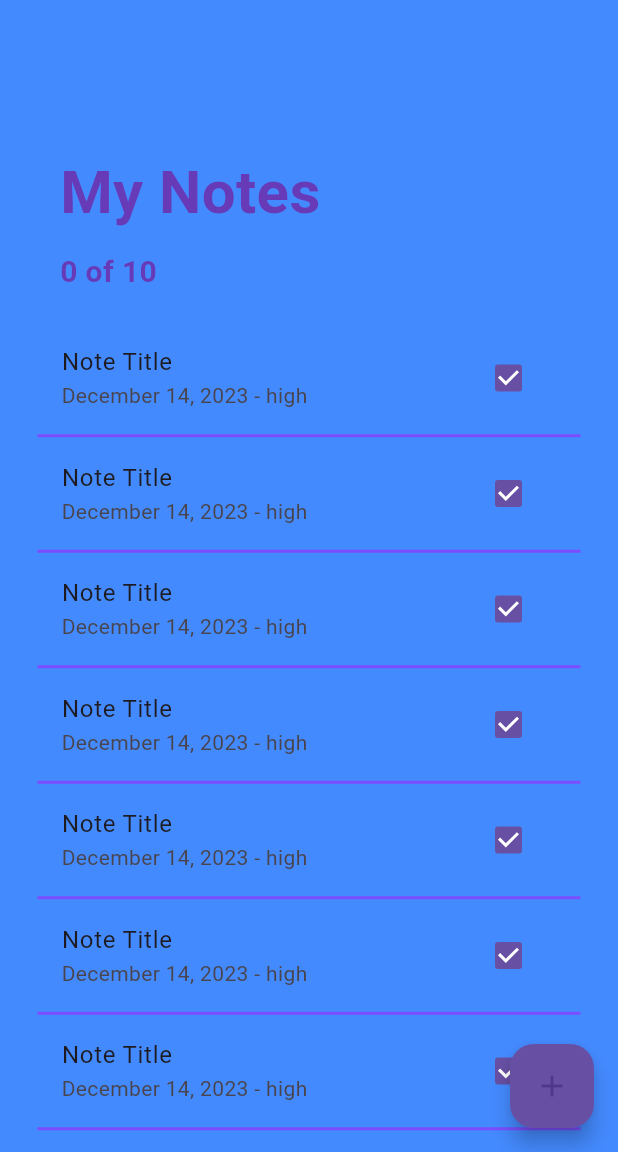
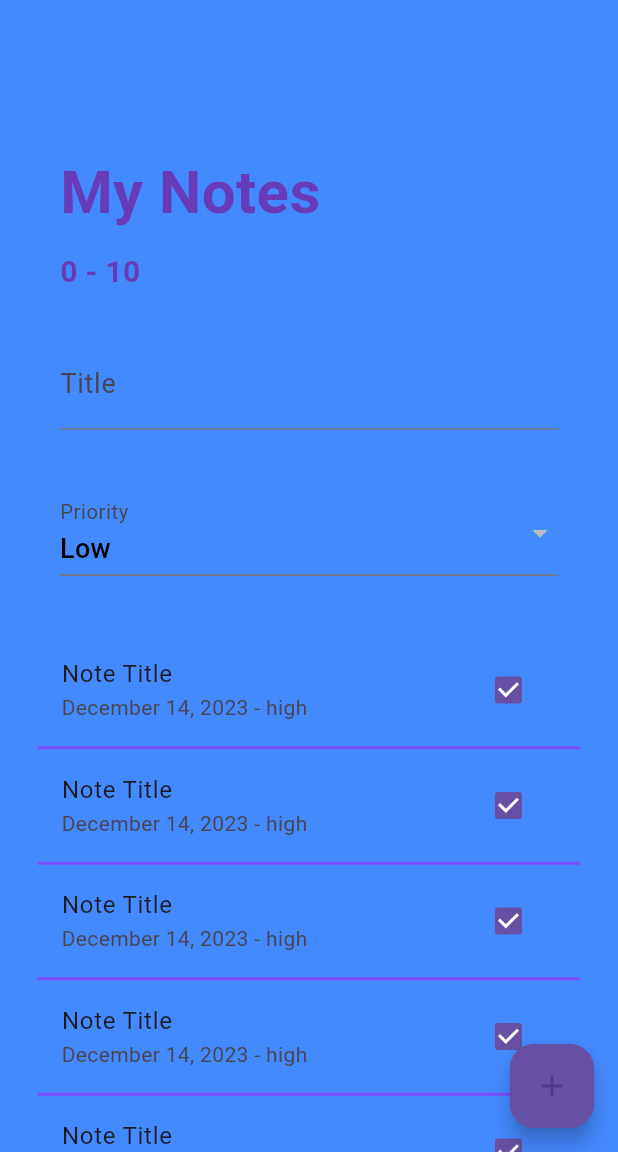
Before and after one commit to shrestha-anish-sudo/Crud_app, a Flutter app: the screen it shows after launch, on a phone screen of 412 x 824 dp, the part 84-1236 px from its top. Run offline on Flutter 3.47's test engine with Material 3 defaults, Android fonts, the phone set to English and light mode, and no system bars; statements that could not run were skipped.

Commit message:
major changes

```diff
--- a/lib/screens/Add_note_screens.dart
+++ b/lib/screens/Add_note_screens.dart
@@ -9,7 +9,6 @@ class AddNotesScreen extends StatefulWidget {
 }
 
 class _AddNotesScreenState extends State<AddNotesScreen> {
-  final _formkey = GlobalKey<FormState>();
   @override
   Widget build(BuildContext context) {
     return SafeArea(
--- a/lib/screens/home_screen.dart
+++ b/lib/screens/home_screen.dart
@@ -1,18 +1,43 @@
-import 'package:crud_app/screens/Add_note_screens.dart';
 import 'package:flutter/cupertino.dart';
 import 'package:flutter/material.dart';
+import 'package:intl/intl.dart';
 
 class HomeScreen extends StatefulWidget {
-  const HomeScreen({super.key});
+  const HomeScreen({Key? key}) : super(key: key);
 
   @override
   State<HomeScreen> createState() => _HomeScreenState();
 }
 
 class _HomeScreenState extends State<HomeScreen> {
+  String _title = '';
+  String _priority = 'Low';
+  String btnText = "Add Note";
+  String titleText = "Add Note";
+  DateTime _date = DateTime.now();
+  final _formkey = GlobalKey<FormState>();
+  TextEditingController _dateController = TextEditingController();
+  final DateFormat _dateformatter = DateFormat('MMM dd, YYYY');
+  final List<String> _priorities = ['Low', 'Medium', 'High'];
+
+  _handleDatePicker() async {
+    final DateTime? date = await showDatePicker(
+      context: context,
+      initialDate: _date,
+      firstDate: DateTime(2000),
+      lastDate: DateTime(2100),
+    );
+    if (date != null && date != _date) {
+      setState(() {
+        _date = date;
+      });
+      _dateController.text = _dateformatter.format(date);
+    }
+  }
+
   Widget _buildnotes(int index) {
     return Padding(
-      padding: EdgeInsets.symmetric(
+      padding: const EdgeInsets.symmetric(
         horizontal: 25.0,
       ),
       child: Column(
@@ -28,7 +53,7 @@ class _HomeScreenState extends State<HomeScreen> {
               value: true,
             ),
           ),
-          Divider(
+          const Divider(
             height: 5,
             color: Colors.deepPurpleAccent,
             thickness: 2.0,
@@ -46,23 +71,27 @@ class _HomeScreenState extends State<HomeScreen> {
         floatingActionButton: FloatingActionButton(
           backgroundColor: Theme.of(context).primaryColor,
           onPressed: () {
-            Navigator.push(context, CupertinoPageRoute(builder: (_) => AddNotesScreen(),));
-
-
+            Navigator.push(
+              context,
+              CupertinoPageRoute(
+                builder: (_) => AddNotesScreen(),
+              ),
+            );
           },
           child: const Icon(Icons.add),
         ),
         body: ListView.builder(
           padding: const EdgeInsets.symmetric(vertical: 80),
           itemCount: 10,
-            itemBuilder: (BuildContext, int index) {
+          itemBuilder: (BuildContext context, int index) {
             if (index == 0) {
-                return const Padding(
-                  padding: EdgeInsets.symmetric(horizontal: 40, vertical: 20),
+              return Padding(
+                padding:
+                    const EdgeInsets.symmetric(horizontal: 40, vertical: 20),
                 child: Column(
                   crossAxisAlignment: CrossAxisAlignment.start,
                   children: <Widget>[
-                      Text(
+                    const Text(
                       'My Notes',
                       style: TextStyle(
                         color: Colors.deepPurple,
@@ -70,15 +99,74 @@ class _HomeScreenState extends State<HomeScreen> {
                         fontWeight: FontWeight.bold,
                       ),
                     ),
-                      SizedBox(
+                    const SizedBox(
                       height: 10,
                     ),
-                      Text(
-                        '0 of 10',
+                    const Text(
+                      '0 - 10',
                       style: TextStyle(
                         color: Colors.deepPurple,
                         fontSize: 20,
                         fontWeight: FontWeight.w600,
+                      ),
+                    ),
+                    const SizedBox(
+                      height: 10,
+                    ),
+                    Form(
+                      key: _formkey,
+                      child: Column(
+                        children: <Widget>[
+                          Padding(
+                            padding: const EdgeInsets.symmetric(vertical: 20),
+                            child: TextField(
+                              readOnly: true,
+                              controller: _dateController,
+                              style: const TextStyle(
+                                fontSize: 18,
+                              ),
+                              onTap: _handleDatePicker,
+                              decoration: const InputDecoration(
+                                labelText: 'Title',
+                                labelStyle: TextStyle(fontSize: 18),
+                              ),
+                            ),
+                          ),
+                          Padding(
+                            padding: const EdgeInsets.symmetric(vertical: 20.0),
+                            child: DropdownButtonFormField<String>(
+                              items: _priorities.map((String priority) {
+                                return DropdownMenuItem<String>(
+                                  value: priority,
+                                  child: Text(priority,style: TextStyle(
+                                    color: Colors.black,
+                                    fontSize: 18,
+                                  ),),
+                                );
+                              }).toList(),
+                              style: TextStyle(
+                                fontSize: 18,
+                                decoration: InputDecoration(
+                                  labelText: 'Priority',
+                                  labelStyle: TextStyle(
+                                    fontSize: 18,
+
+                                  )
+                                )
+                              )
+                              onChanged: (String? value) {
+                                setState(() {
+                                  _priority = value!;
+                                });
+                              },
+                              value: _priority,
+                              decoration: const InputDecoration(
+                                labelText: 'Priority',
+                                labelStyle: TextStyle(fontSize: 18),
+                              ),
+                            ),
+                          ),
+                        ],
                       ),
                     ),
                   ],
@@ -86,8 +174,23 @@ class _HomeScreenState extends State<HomeScreen> {
               );
             }
             return _buildnotes(index);
-            }),
+          },
+        ),
       ),
     );
   }
 }
+
+class AddNotesScreen extends StatelessWidget {
+  @override
+  Widget build(BuildContext context) {
+    return Scaffold(
+      appBar: AppBar(
+        title: Text('Add Note'),
+      ),
+      body: Center(
+        child: Text('Add your note here!'),
+      ),
+    );
+  }
+}
```
Lines whose indentation alone changed are shown as unchanged.
